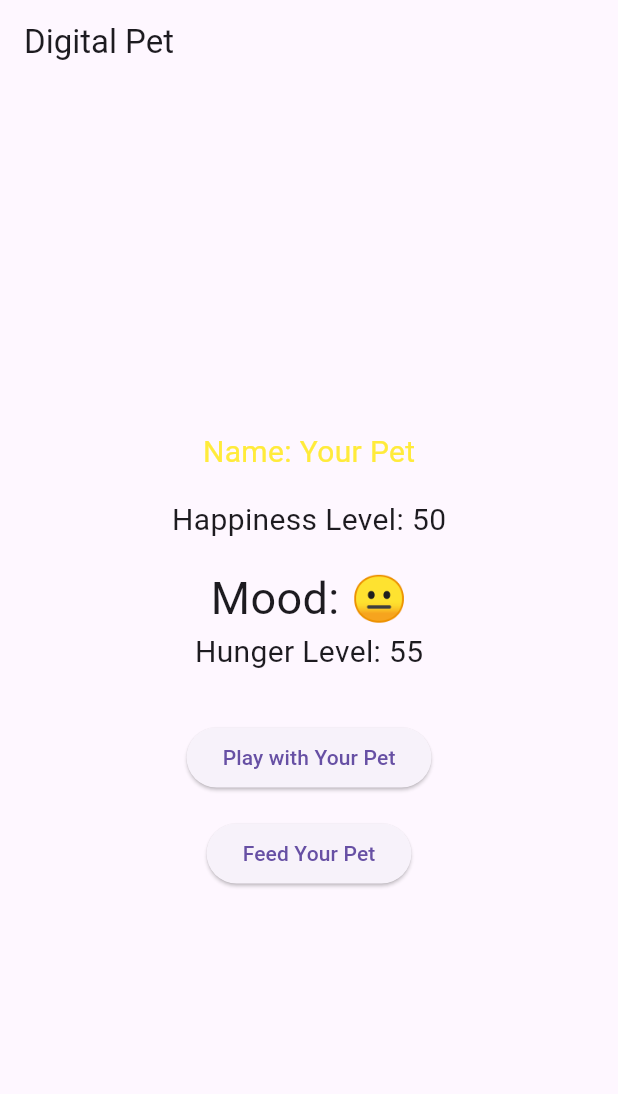
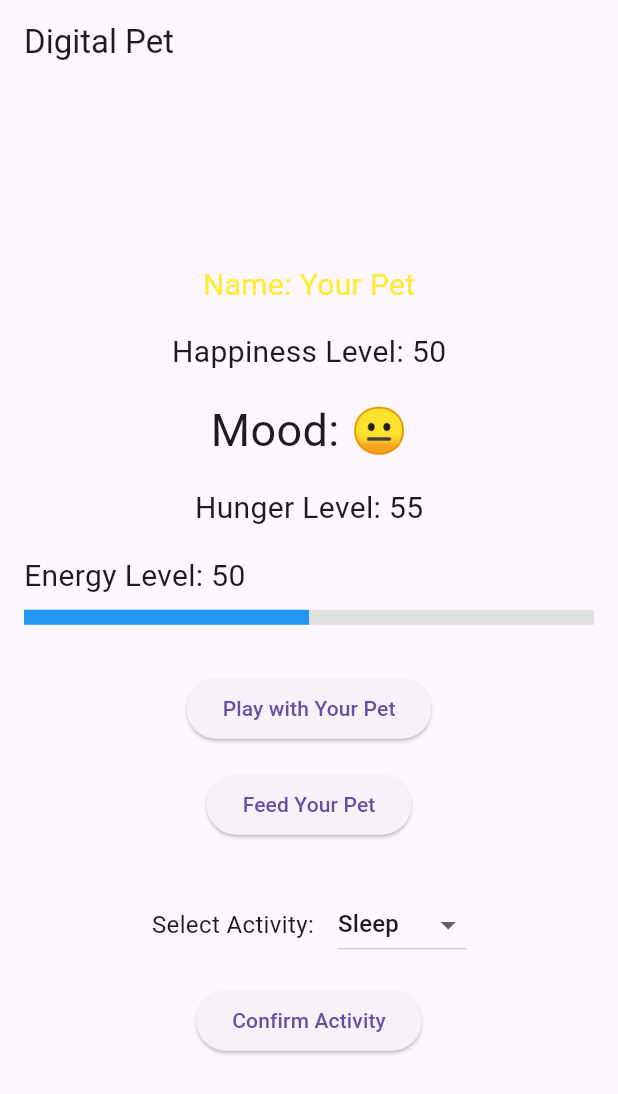
Before and after one commit to vinhbin/StateManagementDigitalPet, a Flutter app: the screen it shows after launch, after a tap on "Confirm Name", on a phone screen of 412 x 824 dp. Shown: the top 1094 px of the screen. Run offline on Flutter 3.47's test engine with Material 3 defaults, Android fonts, the phone set to English and light mode, and no system bars.

Commit message:
Update main.dart
final

```diff
--- a/lib/main.dart
+++ b/lib/main.dart
@@ -17,6 +17,7 @@ class _DigitalPetAppState extends State<DigitalPetApp> {
   String petName = "Your Pet";
   int happinessLevel = 50;
   int hungerLevel = 50;
+  int energyLevel = 50; // New energy state variable
 
   // Controller for name input
   TextEditingController _nameController = TextEditingController();
@@ -29,16 +30,22 @@ class _DigitalPetAppState extends State<DigitalPetApp> {
   String? _gameOverMessage;
   DateTime? _winStartTime;
 
+  // Activity selection variables
+  final List<String> _activities = ['Sleep', 'Exercise', 'Play', 'Eat'];
+  String? _selectedActivity;
+
   @override
   void initState() {
     super.initState();
-    // Start a timer that ticks every 30 seconds for hunger increase.
+    // Start a timer that ticks every 5 seconds for hunger increase (for testing purposes)
     _hungerTimer = Timer.periodic(Duration(seconds: 5), (timer) {
       setState(() {
         _updateHunger();
         _checkGameConditions();
       });
     });
+    // Set default selected activity
+    _selectedActivity = _activities.first;
   }
 
   @override
@@ -78,7 +85,8 @@ class _DigitalPetAppState extends State<DigitalPetApp> {
       happinessLevel = (happinessLevel - 20).clamp(0, 100);
     }
   }
-  // determine the color based on happiness level
+
+  // Determine the text color based on happiness level
   MaterialColor _determineColor() {
     if (happinessLevel < 30) {
       return Colors.red;
@@ -88,7 +96,8 @@ class _DigitalPetAppState extends State<DigitalPetApp> {
       return Colors.yellow;
     }
   }
-  // string function for mood emoji
+
+  // Return an emoji representing pet mood
   String _petMood() {
     if (happinessLevel < 30) {
       return "😡";
@@ -126,6 +135,21 @@ class _DigitalPetAppState extends State<DigitalPetApp> {
     }
   }
 
+  // Function to perform an activity and update energy level based on the selection
+  void _performActivity() {
+    setState(() {
+      if (_selectedActivity == 'Sleep') {
+        energyLevel = (energyLevel + 20).clamp(0, 100);
+      } else if (_selectedActivity == 'Exercise') {
+        energyLevel = (energyLevel - 20).clamp(0, 100);
+      } else if (_selectedActivity == 'Play') {
+        energyLevel = (energyLevel - 10).clamp(0, 100);
+      } else if (_selectedActivity == 'Eat') {
+        energyLevel = (energyLevel + 10).clamp(0, 100);
+      }
+    });
+  }
+
   // UI for entering pet name
   Widget _buildNameInputUI() {
     return Center(
@@ -158,13 +182,13 @@ class _DigitalPetAppState extends State<DigitalPetApp> {
   Widget _buildGameUI() {
     return Center(
       child: SingleChildScrollView(
+        padding: const EdgeInsets.all(16.0),
         child: Column(
           mainAxisAlignment: MainAxisAlignment.center,
           children: <Widget>[
             Text(
               'Name: $petName',
-              style: TextStyle(fontSize: 20.0,
-              color: _determineColor()),
+              style: TextStyle(fontSize: 20.0, color: _determineColor()),
             ),
             SizedBox(height: 16.0),
             Text(
@@ -176,9 +200,28 @@ class _DigitalPetAppState extends State<DigitalPetApp> {
               'Mood: ${_petMood()}',
               style: TextStyle(fontSize: 30.0),
             ),
+            SizedBox(height: 16.0),
             Text(
               'Hunger Level: $hungerLevel',
               style: TextStyle(fontSize: 20.0),
+            ),
+            SizedBox(height: 16.0),
+            // Energy bar widget
+            Column(
+              crossAxisAlignment: CrossAxisAlignment.start,
+              children: [
+                Text(
+                  'Energy Level: $energyLevel',
+                  style: TextStyle(fontSize: 20.0),
+                ),
+                SizedBox(height: 8.0),
+                LinearProgressIndicator(
+                  value: energyLevel / 100,
+                  minHeight: 10.0,
+                  backgroundColor: Colors.grey[300],
+                  valueColor: AlwaysStoppedAnimation<Color>(Colors.blue),
+                ),
+              ],
             ),
             SizedBox(height: 32.0),
             ElevatedButton(
@@ -189,6 +232,37 @@ class _DigitalPetAppState extends State<DigitalPetApp> {
             ElevatedButton(
               onPressed: _feedPet,
               child: Text('Feed Your Pet'),
+            ),
+            SizedBox(height: 32.0),
+            // Activity Selection UI
+            Row(
+              mainAxisAlignment: MainAxisAlignment.center,
+              children: [
+                Text(
+                  'Select Activity:',
+                  style: TextStyle(fontSize: 16.0),
+                ),
+                SizedBox(width: 16.0),
+                DropdownButton<String>(
+                  value: _selectedActivity,
+                  items: _activities.map((activity) {
+                    return DropdownMenuItem<String>(
+                      value: activity,
+                      child: Text(activity),
+                    );
+                  }).toList(),
+                  onChanged: (value) {
+                    setState(() {
+                      _selectedActivity = value;
+                    });
+                  },
+                ),
+              ],
+            ),
+            SizedBox(height: 16.0),
+            ElevatedButton(
+              onPressed: _performActivity,
+              child: Text('Confirm Activity'),
             ),
             if (_gameOverMessage != null) ...[
               SizedBox(height: 32.0),
```
